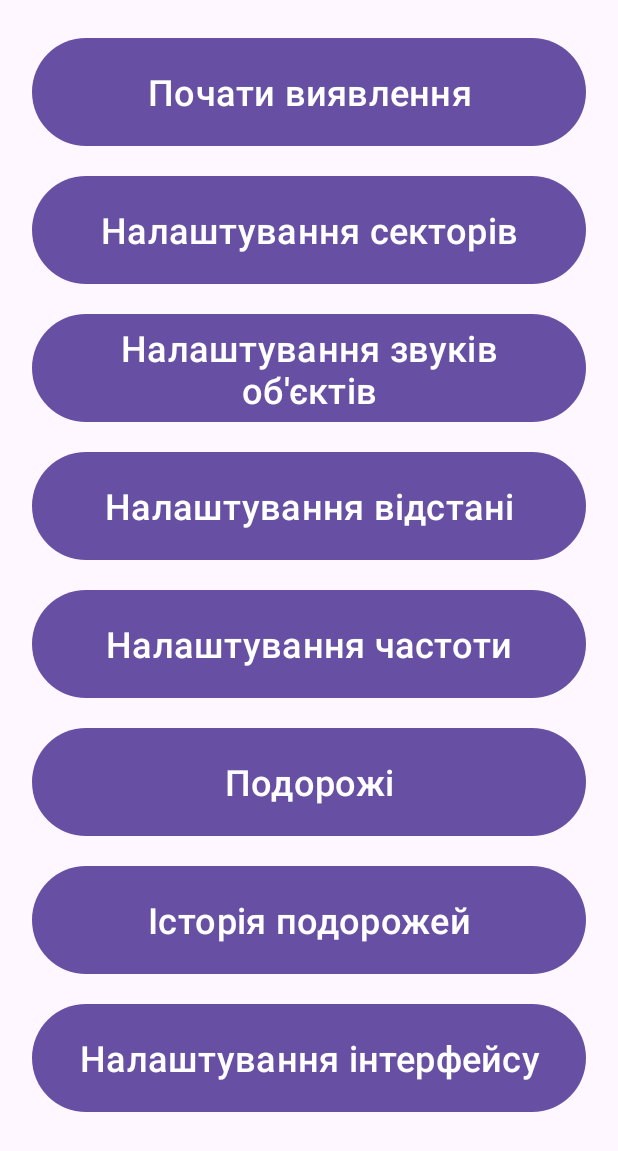
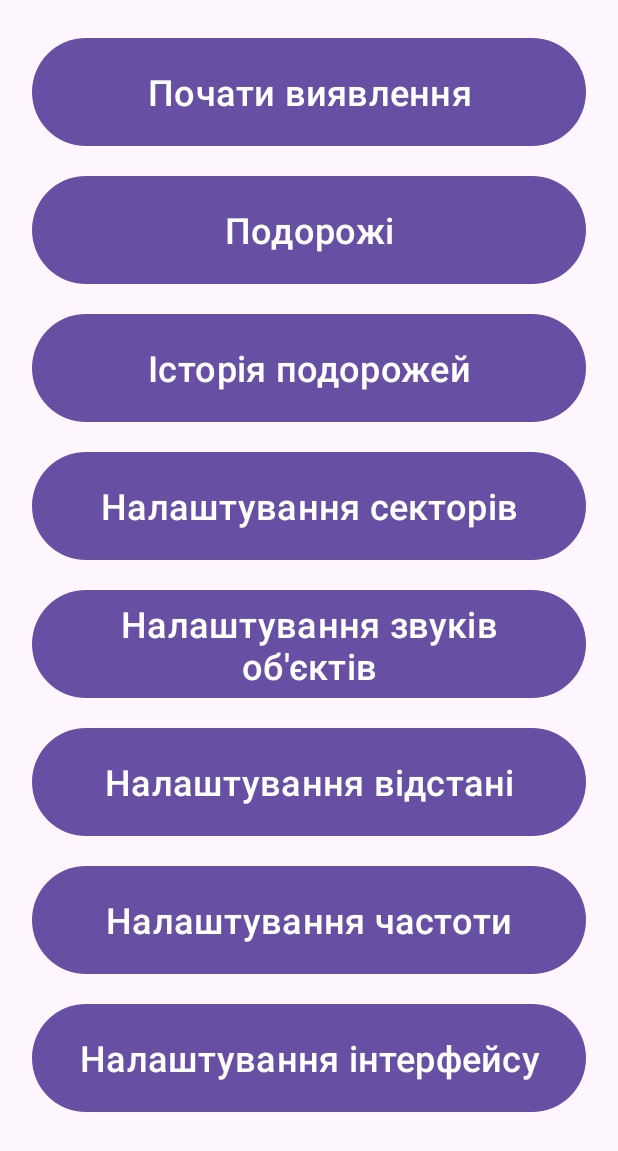
Before and after one commit to AnastasiiaMul/diploma, an Android app: the screen it shows after launch (MainActivity), on a phone screen of 412 x 824 dp. Shown: the top 1151 px of the screen. Run offline under Robolectric (Android 15) with nearby library versions, the phone set to English and light mode, and no system bars.

Commit message:
updated to fix minor ui

```diff
--- a/app/src/main/java/com/example/diplomaappmodeltflite/DistanceSettingsActivity.java
+++ b/app/src/main/java/com/example/diplomaappmodeltflite/DistanceSettingsActivity.java
@@ -77,7 +77,7 @@ public class DistanceSettingsActivity extends AppCompatActivity {
                         .putInt("numGradations", numGradations)
                         .apply();
 
-                Toast.makeText(this, "Settings saved", Toast.LENGTH_SHORT).show();
+                Toast.makeText(this, "Налаштування збережено", Toast.LENGTH_SHORT).show();
                 finish();
 
             } catch (NumberFormatException e) {
--- a/app/src/main/res/layout/activity_app_settings.xml
+++ b/app/src/main/res/layout/activity_app_settings.xml
@@ -53,6 +53,7 @@
             android:layout_width="wrap_content"
             android:layout_height="wrap_content"
             android:text="Гучність: 100%"
+            android:textSize="24sp"
             android:layout_marginTop="16dp" />
 
         <!-- Theme Setting -->
--- a/app/src/main/res/layout/activity_distance_settings.xml
+++ b/app/src/main/res/layout/activity_distance_settings.xml
@@ -106,7 +106,7 @@
             android:layout_width="match_parent"
             android:layout_height="wrap_content"
             android:text="Крок відстані: –"
-            android:textSize="18sp"
+            android:textSize="24sp"
             android:layout_marginTop="12dp"
             android:layout_marginBottom="24dp" />
 
--- a/app/src/main/res/layout/activity_main.xml
+++ b/app/src/main/res/layout/activity_main.xml
@@ -16,6 +16,22 @@
             android:layout_height="80dp"
             android:text="Почати виявлення"
             android:textSize="24sp"/>
+
+        <Button
+            android:id="@+id/btnTrip"
+            android:layout_width="match_parent"
+            android:layout_height="80dp"
+            android:text="Подорожі"
+            android:textSize="24sp"
+            android:layout_marginTop="12dp" />
+
+        <Button
+            android:id="@+id/btnHistory"
+            android:layout_width="match_parent"
+            android:layout_height="80dp"
+            android:text="Історія подорожей"
+            android:textSize="24sp"
+            android:layout_marginTop="12dp" />
 
         <Button
             android:id="@+id/sectorsSettingsButton"
@@ -50,22 +66,6 @@
             android:layout_marginTop="12dp" />
 
         <Button
-            android:id="@+id/btnTrip"
-            android:layout_width="match_parent"
-            android:layout_height="80dp"
-            android:text="Подорожі"
-            android:textSize="24sp"
-            android:layout_marginTop="12dp" />
-
-        <Button
-            android:id="@+id/btnHistory"
-            android:layout_width="match_parent"
-            android:layout_height="80dp"
-            android:text="Історія подорожей"
-            android:textSize="24sp"
-            android:layout_marginTop="12dp" />
-
-        <Button
             android:id="@+id/btnSettings"
             android:layout_width="match_parent"
             android:layout_height="80dp"
--- a/app/src/main/res/layout/activity_objects_sounds_settings.xml
+++ b/app/src/main/res/layout/activity_objects_sounds_settings.xml
@@ -15,7 +15,7 @@
 
     <Button
         android:id="@+id/selectFromPhoneButton"
-        android:layout_width="wrap_content"
+        android:layout_width="match_parent"
         android:layout_height="wrap_content"
         android:text="Обрати з памʼяті телефону"
         android:textSize="24sp"
```
Also changed, not shown: app/src/main/java/com/example/diplomaappmodeltflite/CameraActivity.java (+9 -7 lines), app/src/main/java/com/example/diplomaappmodeltflite/ObjectsSoundsSettingsActivity.java (+16 -8 lines), app/src/main/res/layout/activity_sectors_sound_settings.xml (+8 -17 lines).
